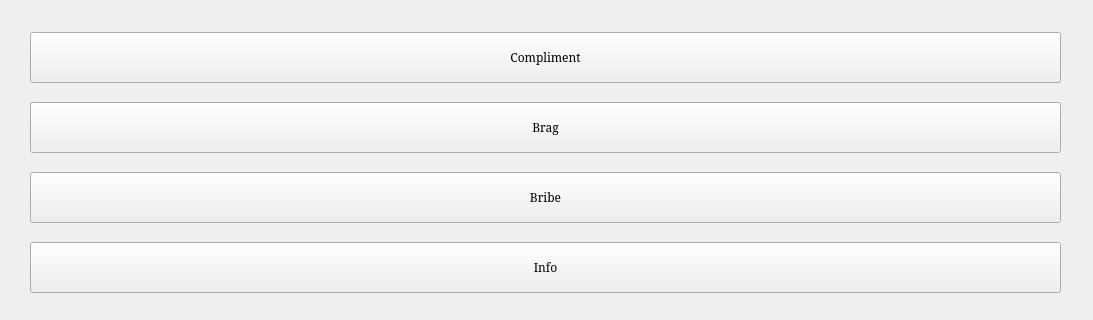
Before: the Qt Designer form GalaxyGame/Student/encounter.ui in cronos23/spacewaifus, drawn with Qt 5; both pictures show x 0 to 1093 and y 438 to 758 of the 1093 by 758 pixel window.
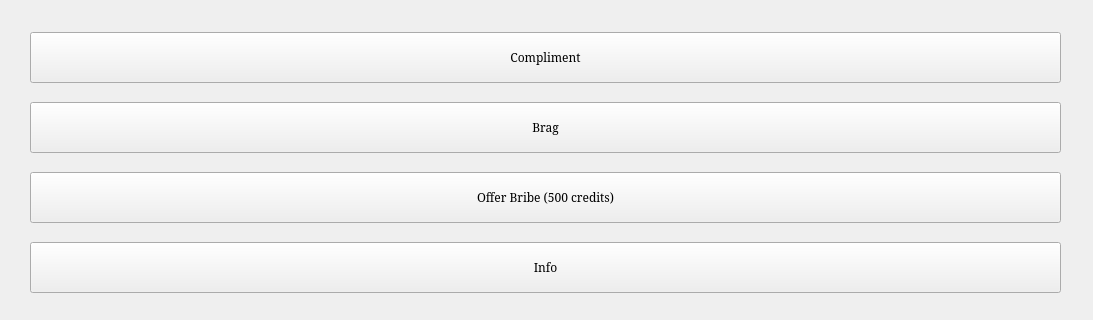
After: the same form once the commit is applied. Icons and pictures are not drawn.

Patch:
```diff
--- a/GalaxyGame/Student/encounter.ui
+++ b/GalaxyGame/Student/encounter.ui
@@ -110,7 +110,7 @@
     </font>
    </property>
    <property name="text">
-    <string>Bribe</string>
+    <string>Offer Bribe (500 credits)</string>
    </property>
   </widget>
   <widget class="QPushButton" name="info_button">
```
